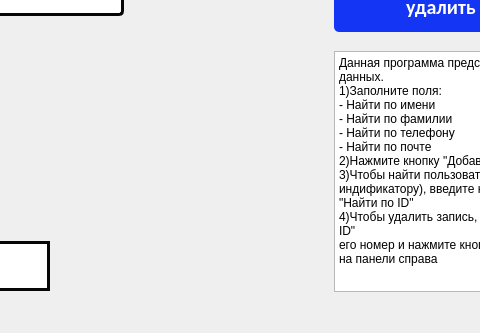
Above: QtSQLProject/QtSQLProject.ui from SergeyG22/QtSQLMyBase before the change; both pictures show x 366 to 846 and y 246 to 579 of the 1094 by 579 pixel window. Below: the same form after it.
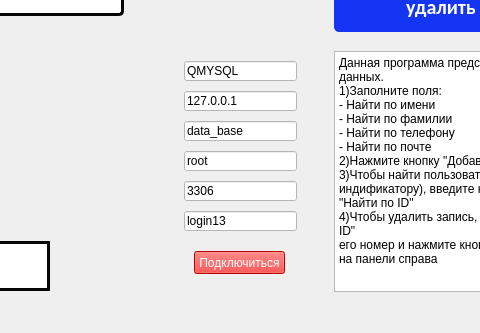
That is the form after the change.

Commit message: added connection widgets

The edit to the form file:
```diff
--- a/QtSQLProject/QtSQLProject.ui
+++ b/QtSQLProject/QtSQLProject.ui
@@ -532,6 +532,148 @@
 &lt;p style=&quot;-qt-paragraph-type:empty; margin-top:0px; margin-bottom:0px; margin-left:0px; margin-right:0px; -qt-block-indent:0; text-indent:0px; font-size:9pt;&quot;&gt;&lt;br /&gt;&lt;/p&gt;&lt;/body&gt;&lt;/html&gt;</string>
     </property>
    </widget>
+   <widget class="QLineEdit" name="data_base_lineEdit">
+    <property name="geometry">
+     <rect>
+      <x>550</x>
+      <y>290</y>
+      <width>113</width>
+      <height>20</height>
+     </rect>
+    </property>
+    <property name="styleSheet">
+     <string notr="true">QLineEdit
+
+{
+background:white;
+}</string>
+    </property>
+    <property name="text">
+     <string>QMYSQL</string>
+    </property>
+   </widget>
+   <widget class="QLineEdit" name="host_name_lineEdit">
+    <property name="geometry">
+     <rect>
+      <x>550</x>
+      <y>320</y>
+      <width>113</width>
+      <height>20</height>
+     </rect>
+    </property>
+    <property name="styleSheet">
+     <string notr="true">QLineEdit
+
+{
+background:white;
+}</string>
+    </property>
+    <property name="text">
+     <string>127.0.0.1</string>
+    </property>
+   </widget>
+   <widget class="QLineEdit" name="data_base_name_lineEdit">
+    <property name="geometry">
+     <rect>
+      <x>550</x>
+      <y>350</y>
+      <width>113</width>
+      <height>20</height>
+     </rect>
+    </property>
+    <property name="styleSheet">
+     <string notr="true">QLineEdit
+
+{
+background:white;
+}</string>
+    </property>
+    <property name="text">
+     <string>data_base</string>
+    </property>
+   </widget>
+   <widget class="QLineEdit" name="user_name_lineEdit">
+    <property name="geometry">
+     <rect>
+      <x>550</x>
+      <y>380</y>
+      <width>113</width>
+      <height>20</height>
+     </rect>
+    </property>
+    <property name="styleSheet">
+     <string notr="true">QLineEdit
+
+{
+background:white;
+}</string>
+    </property>
+    <property name="text">
+     <string>root</string>
+    </property>
+   </widget>
+   <widget class="QLineEdit" name="port_lineEdit">
+    <property name="geometry">
+     <rect>
+      <x>550</x>
+      <y>410</y>
+      <width>113</width>
+      <height>20</height>
+     </rect>
+    </property>
+    <property name="styleSheet">
+     <string notr="true">QLineEdit
+
+{
+background:white;
+}</string>
+    </property>
+    <property name="text">
+     <string>3306</string>
+    </property>
+   </widget>
+   <widget class="QLineEdit" name="password_lineEdit">
+    <property name="geometry">
+     <rect>
+      <x>550</x>
+      <y>440</y>
+      <width>113</width>
+      <height>20</height>
+     </rect>
+    </property>
+    <property name="styleSheet">
+     <string notr="true">QLineEdit
+
+{
+background:white;
+}</string>
+    </property>
+    <property name="text">
+     <string>login13</string>
+    </property>
+   </widget>
+   <widget class="QPushButton" name="pushButton_connection">
+    <property name="geometry">
+     <rect>
+      <x>560</x>
+      <y>480</y>
+      <width>91</width>
+      <height>23</height>
+     </rect>
+    </property>
+    <property name="styleSheet">
+     <string notr="true">QPushButton {
+    background: red;
+    color: #fff; 
+  
+   }
+ QPushButton:hover:!pressed {  background: #fa0707;
+border: 2px solid  #060606 ;      }</string>
+    </property>
+    <property name="text">
+     <string>Подключиться</string>
+    </property>
+   </widget>
    <zorder>splitter</zorder>
    <zorder>pushButton</zorder>
    <zorder>pushButton_4</zorder>
```
Left out of the diff: 9 changed lines with no effect on the pictures. The commit also changes 3 other files.
